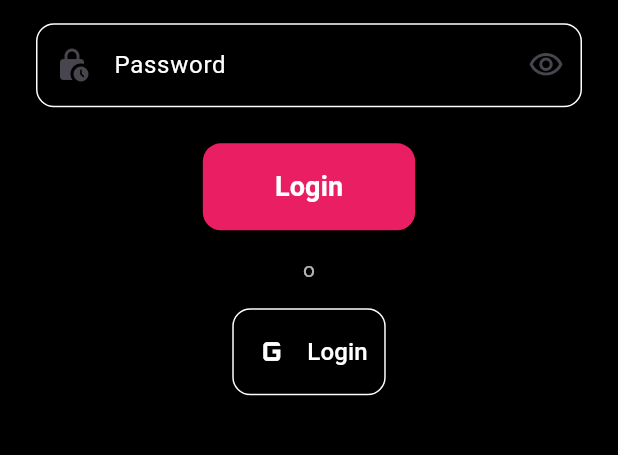
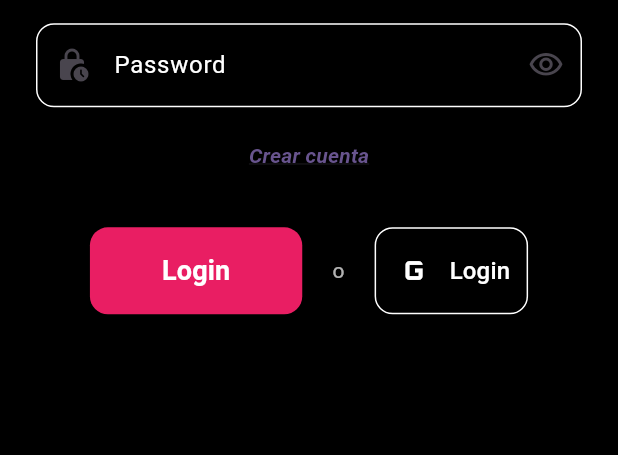
Before and after one commit to Yashsei/donut-app-cloudsupport, a Flutter app: the screen it shows after launch, on a phone screen of 412 x 824 dp, the part 477-932 px from its top. Run offline on Flutter 3.47's test engine with Material 3 defaults, Android fonts, the phone set to English and light mode, and no system bars; our stand-ins replace flutter_dotenv, google_sign_in, supabase_flutter; accounts and stored records are empty.

Commit message:
feat(register screen): add register screen

```diff
--- a/lib/screens/login.dart
+++ b/lib/screens/login.dart
@@ -1,6 +1,7 @@
 import 'dart:async';
 
 import 'package:donut_app/screens/home_page.dart';
+import 'package:donut_app/screens/register.dart';
 import 'package:flutter/material.dart';
 import 'package:google_sign_in/google_sign_in.dart';
 import 'package:supabase_flutter/supabase_flutter.dart';
@@ -189,7 +190,33 @@ class _LoginState extends State<Login> {
                   ),
                 ),
               ),
+              const SizedBox(height: 8),
+              Padding(
+                padding: EdgeInsetsGeometry.symmetric(horizontal: 10),
+                child: Row(
+                  mainAxisAlignment: MainAxisAlignment.center,
+                  children: [
+                    TextButton(
+                      onPressed: () => Navigator.push(
+                        context,
+                        MaterialPageRoute(builder: (_) => const Register()),
+                      ),
+                      child: Text(
+                        'Crear cuenta',
+                        style: TextStyle(
+                          fontStyle: FontStyle.italic,
+                          fontWeight: FontWeight.bold,
+                          decoration: TextDecoration.underline,
+                        ),
+                      ),
+                    ),
+                  ],
+                ),
+              ),
               const SizedBox(height: 24),
+              Row(
+                mainAxisAlignment: MainAxisAlignment.center,
+                children: [
                   ElevatedButton(
                     onPressed: _onLogin,
                     style: ElevatedButton.styleFrom(
@@ -212,7 +239,13 @@ class _LoginState extends State<Login> {
                     ),
                   ),
                   const SizedBox(height: 16),
-              const Text('o', style: TextStyle(color: Colors.white70)),
+                  Padding(
+                    padding: const EdgeInsets.symmetric(horizontal: 20),
+                    child: const Text(
+                      'o',
+                      style: TextStyle(color: Colors.white70),
+                    ),
+                  ),
                   const SizedBox(height: 16),
                   OutlinedButton.icon(
                     onPressed: _signInWithGoogleNative,
@@ -238,6 +271,8 @@ class _LoginState extends State<Login> {
                   ),
                 ],
               ),
+            ],
+          ),
         ),
       ),
     );
--- a/lib/services/products_services.dart
+++ b/lib/services/products_services.dart
@@ -1,3 +1,4 @@
+import 'package:flutter/material.dart';
 import 'package:supabase_flutter/supabase_flutter.dart';
 import 'package:google_sign_in/google_sign_in.dart';
 
@@ -30,7 +31,7 @@ Future<void> signInWithGoogle() async {
       accessToken: accessToken,
     );
   } catch (e) {
-    print('Error al iniciar sesión con Google: $e');
+    Text('Error al iniciar sesión con Google: $e');
   }
 }
 
--- a/pubspec.yaml
+++ b/pubspec.yaml
@@ -30,7 +30,6 @@ environment:
 dependencies:
   flutter:
     sdk: flutter
-  flutter_dotenv: ^5.2.1
 
   # The following adds the Cupertino Icons font to your application.
   # Use with the CupertinoIcons class for iOS style icons.
```
Also changed, not shown: lib/screens/register.dart (added, +133 -0 lines). Lines whose indentation alone changed are shown as unchanged.
